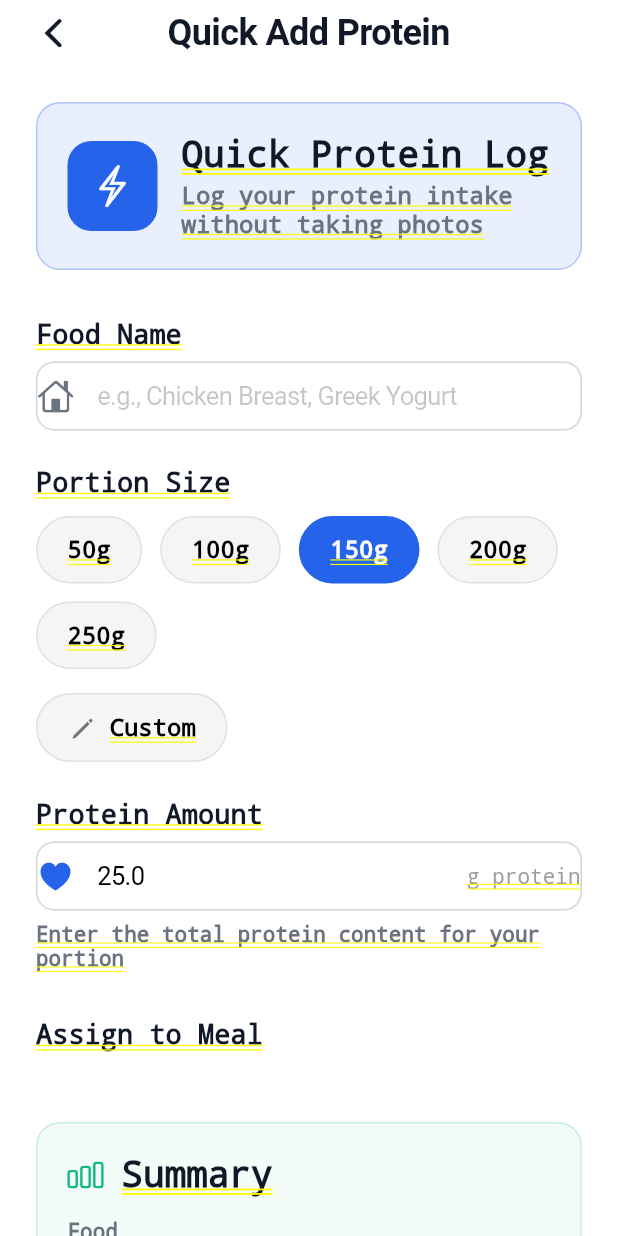
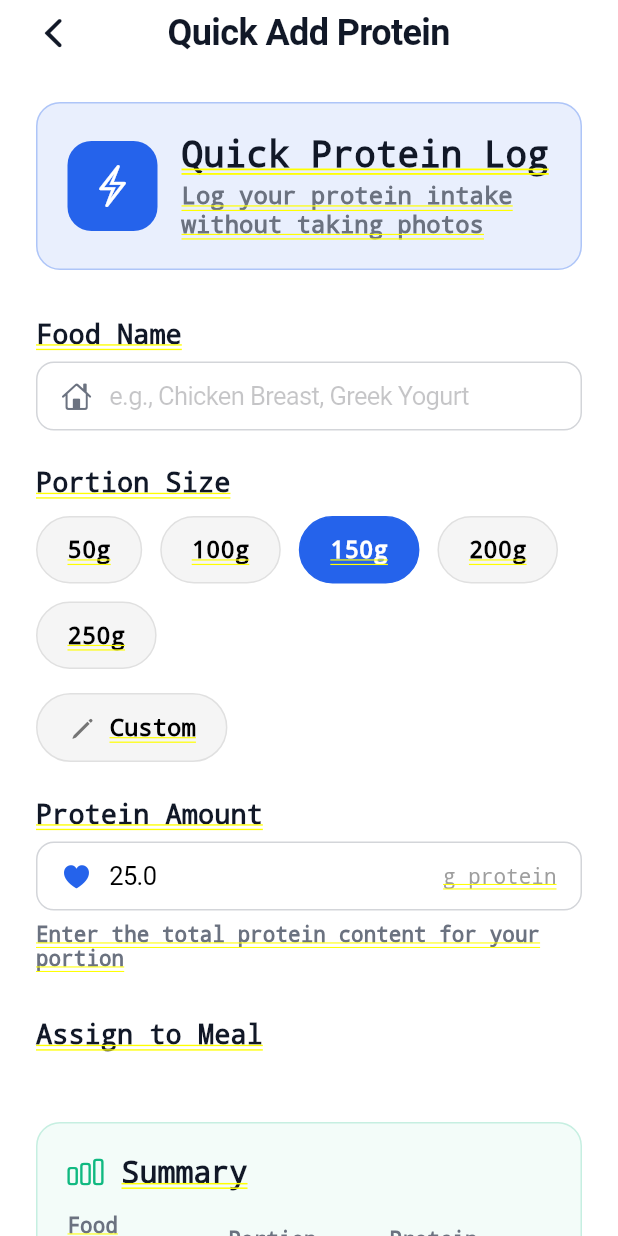
Before and after one commit to leongcheefai/protein-tracker-app, a Flutter app: the QuickAddScreen screen opened directly with empty values, on a phone screen of 412 x 824 dp. Run offline on Flutter 3.47's test engine with Material 3 defaults, Android fonts, the phone set to English and light mode, and no system bars; our stand-ins replace camera, permission_handler.

Commit message:
fix: quick add screen

```diff
--- a/frontend/lib/screens/quick_add_screen.dart
+++ b/frontend/lib/screens/quick_add_screen.dart
@@ -316,19 +316,40 @@ class _QuickAddScreenState extends State<QuickAddScreen>
           ),
         ),
         const SizedBox(height: 8),
-        CupertinoTextField(
-          controller: _foodNameController,
-          placeholder: 'e.g., Chicken Breast, Greek Yogurt',
-          prefix: Icon(CupertinoIcons.house, color: AppColors.textSecondary),
+        Container(
           decoration: BoxDecoration(
             border: Border.all(color: AppColors.neutral.withValues(alpha: 0.3)),
             borderRadius: BorderRadius.circular(12),
             color: Colors.white,
           ),
-          padding: const EdgeInsets.symmetric(horizontal: 16, vertical: 12),
+          child: Row(
+            children: [
+              Padding(
+                padding: const EdgeInsets.only(left: 16.0),
+                child: Icon(
+                  CupertinoIcons.house,
+                  color: AppColors.textSecondary,
+                  size: 20,
+                ),
+              ),
+              const SizedBox(width: 12),
+              Expanded(
+                child: CupertinoTextField(
+                  controller: _foodNameController,
+                  placeholder: 'e.g., Chicken Breast, Greek Yogurt',
+                  decoration: const BoxDecoration(
+                    border: null,
+                    color: Colors.transparent,
+                  ),
+                  padding: const EdgeInsets.symmetric(vertical: 12, horizontal: 0),
                   onChanged: (value) {
                     setState(() {});
                   },
+                ),
+              ),
+              const SizedBox(width: 16),
+            ],
+          ),
         ),
       ],
     );
@@ -419,11 +440,29 @@ class _QuickAddScreenState extends State<QuickAddScreen>
         // Custom Input Field
         if (_isCustomPortion) ...[
           const SizedBox(height: 16),
-          CupertinoTextField(
+          Container(
+            decoration: BoxDecoration(
+              border: Border.all(color: AppColors.neutral.withValues(alpha: 0.3)),
+              borderRadius: BorderRadius.circular(12),
+              color: Colors.white,
+            ),
+            child: Row(
+              children: [
+                Expanded(
+                  child: CupertinoTextField(
                     controller: _customPortionController,
                     keyboardType: TextInputType.number,
                     placeholder: 'Enter portion size',
-            suffix: const Text(
+                    decoration: const BoxDecoration(
+                      border: null,
+                      color: Colors.transparent,
+                    ),
+                    padding: const EdgeInsets.symmetric(vertical: 12, horizontal: 16),
+                    onChanged: _updateCustomPortion,
+                  ),
+                ),
+                const SizedBox(width: 8),
+                const Text(
                   'g',
                   style: TextStyle(
                     color: Colors.grey,
@@ -431,13 +470,9 @@ class _QuickAddScreenState extends State<QuickAddScreen>
                     fontWeight: FontWeight.normal,
                   ),
                 ),
-            decoration: BoxDecoration(
-              border: Border.all(color: AppColors.neutral.withValues(alpha: 0.3)),
-              borderRadius: BorderRadius.circular(12),
-              color: Colors.white,
+                const SizedBox(width: 16),
+              ],
             ),
-            padding: const EdgeInsets.symmetric(horizontal: 16, vertical: 12),
-            onChanged: _updateCustomPortion,
           ),
         ],
       ],
@@ -457,11 +492,40 @@ class _QuickAddScreenState extends State<QuickAddScreen>
           ),
         ),
         const SizedBox(height: 8),
-        CupertinoTextField(
+        Container(
+          decoration: BoxDecoration(
+            border: Border.all(color: AppColors.neutral.withValues(alpha: 0.3)),
+            borderRadius: BorderRadius.circular(12),
+            color: Colors.white,
+          ),
+          child: Row(
+            children: [
+              Padding(
+                padding: const EdgeInsets.only(left: 16.0),
+                child: Icon(
+                  CupertinoIcons.heart_fill,
+                  color: AppColors.primary,
+                  size: 20,
+                ),
+              ),
+              const SizedBox(width: 12),
+              Expanded(
+                child: CupertinoTextField(
                   controller: _proteinController,
                   keyboardType: TextInputType.number,
                   placeholder: '25.0',
-          suffix: const Text(
+                  decoration: const BoxDecoration(
+                    border: null,
+                    color: Colors.transparent,
+                  ),
+                  padding: const EdgeInsets.symmetric(vertical: 12, horizontal: 0),
+                  onChanged: (value) {
+                    setState(() {});
+                  },
+                ),
+              ),
+              const SizedBox(width: 8),
+              const Text(
                 'g protein',
                 style: TextStyle(
                   color: Colors.grey,
@@ -469,16 +533,9 @@ class _QuickAddScreenState extends State<QuickAddScreen>
                   fontWeight: FontWeight.normal,
                 ),
               ),
-          prefix: Icon(CupertinoIcons.heart_fill, color: AppColors.primary),
-          decoration: BoxDecoration(
-            border: Border.all(color: AppColors.neutral.withValues(alpha: 0.3)),
-            borderRadius: BorderRadius.circular(12),
-            color: Colors.white,
+              const SizedBox(width: 16),
+            ],
           ),
-          padding: const EdgeInsets.symmetric(horizontal: 16, vertical: 12),
-          onChanged: (value) {
-            setState(() {});
-          },
         ),
         const SizedBox(height: 8),
         Text(
@@ -652,7 +709,7 @@ class _QuickAddScreenState extends State<QuickAddScreen>
                 'Summary',
                 style: const TextStyle(
                   color: AppColors.textPrimary,
-                  fontSize: 24,
+                  fontSize: 20,
                   fontWeight: FontWeight.w600,
                 ),
               ),
@@ -680,7 +737,7 @@ class _QuickAddScreenState extends State<QuickAddScreen>
                           : _foodNameController.text.trim(),
                       style: const TextStyle(
                         color: AppColors.textPrimary,
-                        fontSize: 18,
+                        fontSize: 16,
                         fontWeight: FontWeight.w600,
                       ),
                     ),
@@ -702,7 +759,7 @@ class _QuickAddScreenState extends State<QuickAddScreen>
                       '${_selectedPortion.toInt()}g',
                       style: const TextStyle(
                         color: AppColors.textPrimary,
-                        fontSize: 18,
+                        fontSize: 16,
                         fontWeight: FontWeight.w600,
                       ),
                     ),
@@ -724,7 +781,7 @@ class _QuickAddScreenState extends State<QuickAddScreen>
                       '${_proteinAmount.toStringAsFixed(1)}g',
                       style: const TextStyle(
                         color: AppColors.textPrimary,
-                        fontSize: 18,
+                        fontSize: 16,
                         fontWeight: FontWeight.w600,
                       ),
                     ),
@@ -746,6 +803,7 @@ class _QuickAddScreenState extends State<QuickAddScreen>
               'Meal: ${_getMealDisplayName(_selectedMeal)}',
               style: const TextStyle(
                 color: AppColors.primary,
+                fontSize: 16,
                 fontWeight: FontWeight.w600,
               ),
             ),
```
Lines whose indentation alone changed are shown as unchanged.
